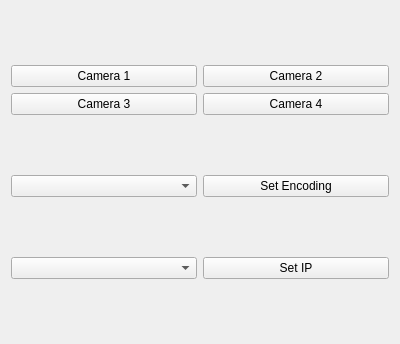
Above: src/gstreamer/resource/gstreamer-select.ui from GOFIRST-Robotics/Lunabotics before the change. Below: the same form after it.
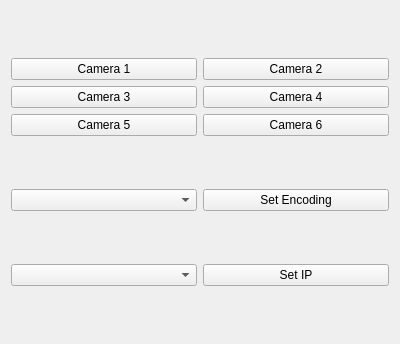
That is the form after the change.

The edit to the form file:
```diff
--- a/src/gstreamer/resource/gstreamer-select.ui
+++ b/src/gstreamer/resource/gstreamer-select.ui
@@ -50,6 +50,26 @@
        </property>
       </widget>
      </item>
+     <item row="2" column="1">
+      <widget class="QPushButton" name="camera6_push_button">
+       <property name="toolTip">
+        <string>Select camera 6</string>
+       </property>
+       <property name="text">
+        <string>Camera 6</string>
+       </property>
+      </widget>
+     </item>
+     <item row="2" column="0">
+      <widget class="QPushButton" name="camera5_push_button">
+       <property name="toolTip">
+        <string>Select camera 5</string>
+       </property>
+       <property name="text">
+        <string>Camera 5</string>
+       </property>
+      </widget>
+     </item>
     </layout>
    </item>
    <item>
```
Left out of the diff: 6 changed lines with no effect on the pictures.
